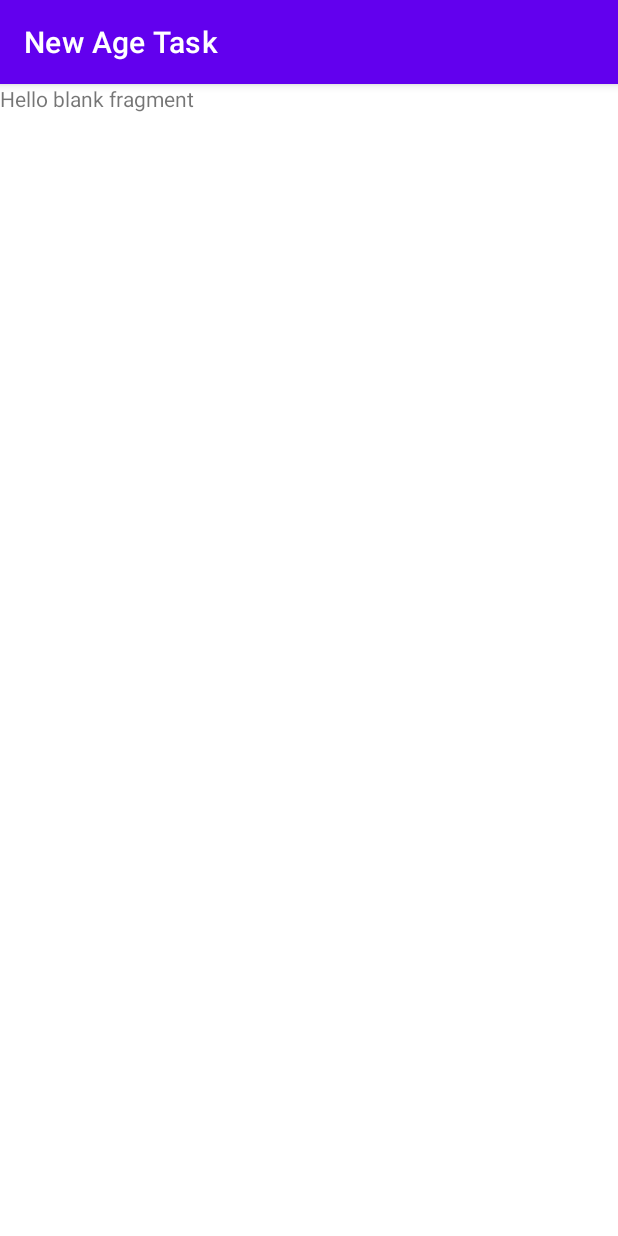
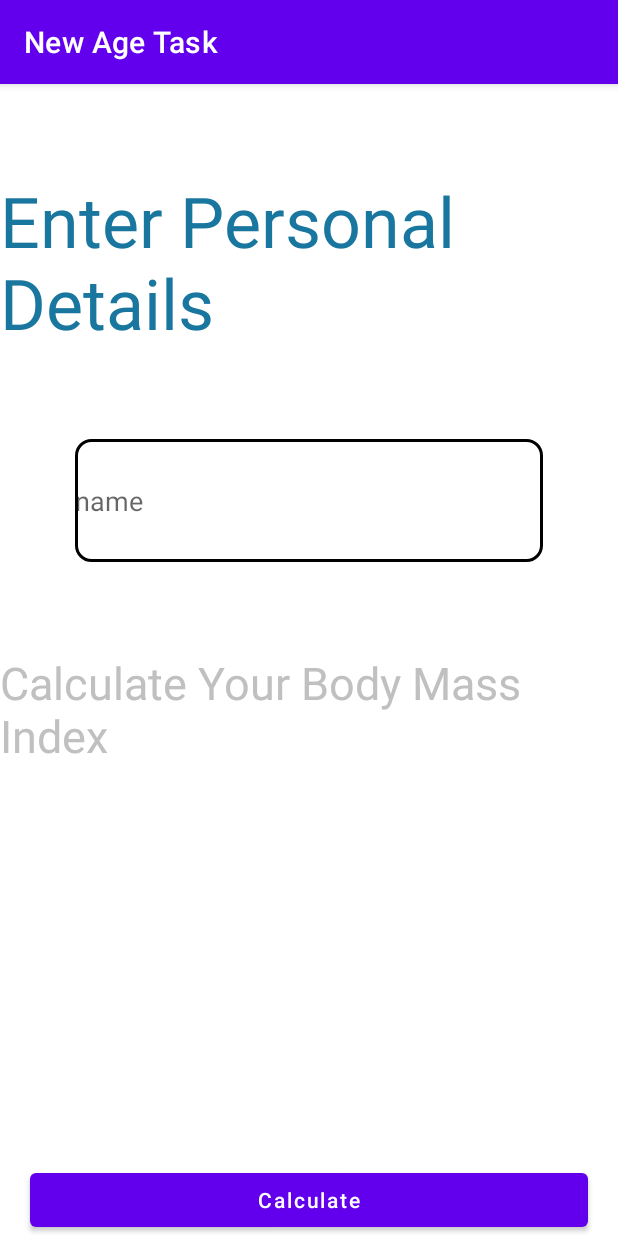
Before and after one commit to Aslmmon/New-Age-Task, an Android app: the screen it shows after launch (MainActivity), on a phone screen of 412 x 824 dp. Run offline under Robolectric (Android 15) with nearby library versions, the phone set to English and light mode, and no system bars.

Commit message:
added ui for add bmi details fragment

```diff
--- a/app/build.gradle
+++ b/app/build.gradle
@@ -5,12 +5,12 @@ plugins {
 
 android {
     namespace 'com.example.newagetask'
-    compileSdk 32
+    compileSdk 33
 
     defaultConfig {
         applicationId "com.example.newagetask"
         minSdk 21
-        targetSdk 32
+        targetSdk 33
         versionCode 1
         versionName "1.0"
 
--- /dev/null
+++ b/app/src/main/res/drawable/rounded_shape.xml
@@ -0,0 +1,10 @@
+<?xml version="1.0" encoding="UTF-8"?>
+<shape xmlns:android="http://schemas.android.com/apk/res/android">
+    <solid android:color="#ffffffff"/>
+
+    <stroke android:width="3px"
+        android:color="#ff000000" />
+
+
+    <corners android:radius="15px" />
+</shape>
--- a/app/src/main/res/layout/fragment_add_bmi_details.xml
+++ b/app/src/main/res/layout/fragment_add_bmi_details.xml
@@ -1,14 +1,63 @@
 <?xml version="1.0" encoding="utf-8"?>
-<FrameLayout xmlns:android="http://schemas.android.com/apk/res/android"
+<androidx.constraintlayout.widget.ConstraintLayout xmlns:android="http://schemas.android.com/apk/res/android"
     xmlns:tools="http://schemas.android.com/tools"
     android:layout_width="match_parent"
     android:layout_height="match_parent"
+    xmlns:app="http://schemas.android.com/apk/res-auto"
     tools:context=".features.add_bmi_details.AddBmiDetailsFragment">
 
-    <!-- TODO: Update blank fragment layout -->
     <TextView
-        android:layout_width="match_parent"
-        android:layout_height="match_parent"
-        android:text="@string/hello_blank_fragment" />
+        android:layout_width="wrap_content"
+        android:layout_height="wrap_content"
+        android:text="@string/enter_personal_details"
+        android:textColor="#19769F"
+        android:textSize="70px"
+        android:id="@+id/tv_enter_details"
+        app:layout_constraintStart_toStartOf="parent"
+        app:layout_constraintEnd_toEndOf="parent"
+        app:layout_constraintTop_toTopOf="parent"
+        android:layout_marginTop="60dp"
+        />
 
-</FrameLayout>
+    <EditText
+        android:id="@+id/ed_name_user"
+        android:layout_width="0dp"
+        android:layout_height="123px"
+        android:layout_marginHorizontal="50dp"
+        android:layout_marginTop="60dp"
+        android:background="@drawable/rounded_shape"
+        android:gravity="start|center"
+        android:hint="@string/name_title"
+        android:textColor="#19769F"
+        app:layout_constraintEnd_toEndOf="parent"
+        app:layout_constraintHorizontal_bias="0.494"
+        app:layout_constraintStart_toStartOf="parent"
+        app:layout_constraintTop_toBottomOf="@id/tv_enter_details" />
+
+    <TextView
+        android:layout_width="wrap_content"
+        android:layout_height="wrap_content"
+        android:text="Calculate Your Body Mass Index"
+        android:textColor="#C0C0C0"
+        android:textSize="45px"
+        android:id="@+id/tv_calculate_body_title"
+        app:layout_constraintStart_toStartOf="parent"
+        app:layout_constraintEnd_toEndOf="parent"
+        app:layout_constraintTop_toBottomOf="@id/ed_name_user"
+        android:layout_marginTop="60dp"
+        />
+
+
+    <com.google.android.material.button.MaterialButton
+        android:layout_width="0dp"
+        android:layout_height="wrap_content"
+        android:text="Calculate"
+        android:layout_marginHorizontal="20dp"
+        android:textAllCaps="false"
+        android:textColor="@color/white"
+        app:layout_constraintStart_toStartOf="parent"
+        app:layout_constraintEnd_toEndOf="parent"
+        app:layout_constraintBottom_toBottomOf="parent"
+        />
+
+</androidx.constraintlayout.widget.ConstraintLayout>
--- a/app/src/main/res/values/strings.xml
+++ b/app/src/main/res/values/strings.xml
@@ -2,4 +2,6 @@
     <string name="app_name">New Age Task</string>
     <!-- TODO: Remove or change this placeholder text -->
     <string name="hello_blank_fragment">Hello blank fragment</string>
+    <string name="enter_personal_details">Enter Personal Details</string>
+    <string name="name_title">name</string>
 </resources>
```
